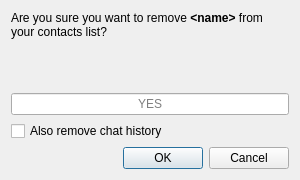
The window that src/widget/form/removefrienddialog.ui (qTox/qTox) describes before a commit, drawn with Qt 5.
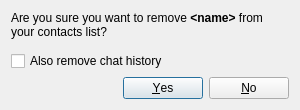
The same window after the commit.

Commit message: Made the 'remove friend dialog' userfriendly

Patch:
```diff
--- a/src/widget/form/removefrienddialog.ui
+++ b/src/widget/form/removefrienddialog.ui
@@ -7,9 +7,15 @@
     <x>0</x>
     <y>0</y>
     <width>300</width>
-    <height>180</height>
+    <height>110</height>
    </rect>
   </property>
+  <property name="minimumSize">
+   <size>
+    <width>300</width>
+    <height>110</height>
+   </size>
+  </property>
   <property name="windowTitle">
    <string>Remove friend</string>
   </property>
@@ -27,19 +33,6 @@
      </property>
     </widget>
    </item>
-   <item>
-    <widget class="QLineEdit" name="yes">
-     <property name="text">
-      <string/>
-     </property>
-     <property name="alignment">
-      <set>Qt::AlignCenter</set>
-     </property>
-     <property name="placeholderText">
-      <string>YES</string>
-     </property>
-    </widget>
-   </item>
    <item>
     <widget class="QCheckBox" name="removeHistory">
      <property name="text">
@@ -53,7 +46,7 @@
       <enum>Qt::Horizontal</enum>
      </property>
      <property name="standardButtons">
-      <set>QDialogButtonBox::Cancel|QDialogButtonBox::Ok</set>
+      <set>QDialogButtonBox::No|QDialogButtonBox::Yes</set>
      </property>
     </widget>
    </item>
```
The commit also changes 2 other files.
